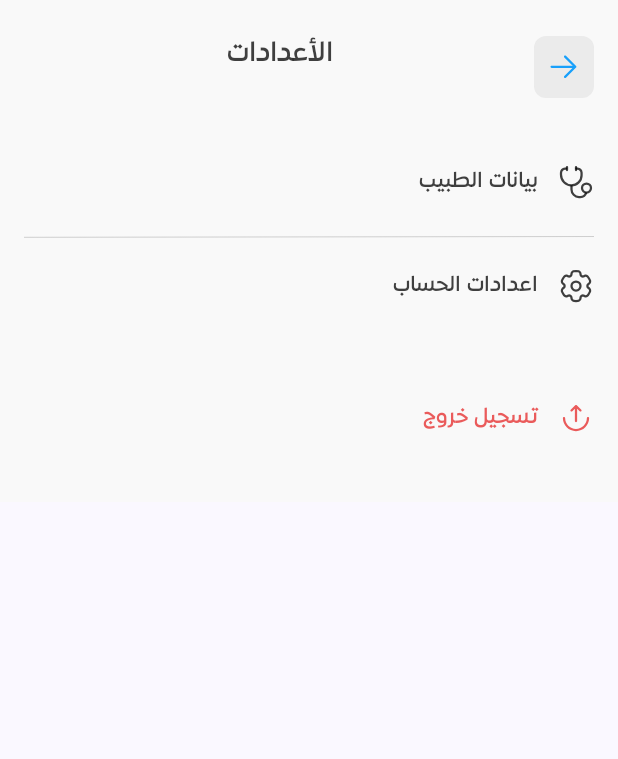
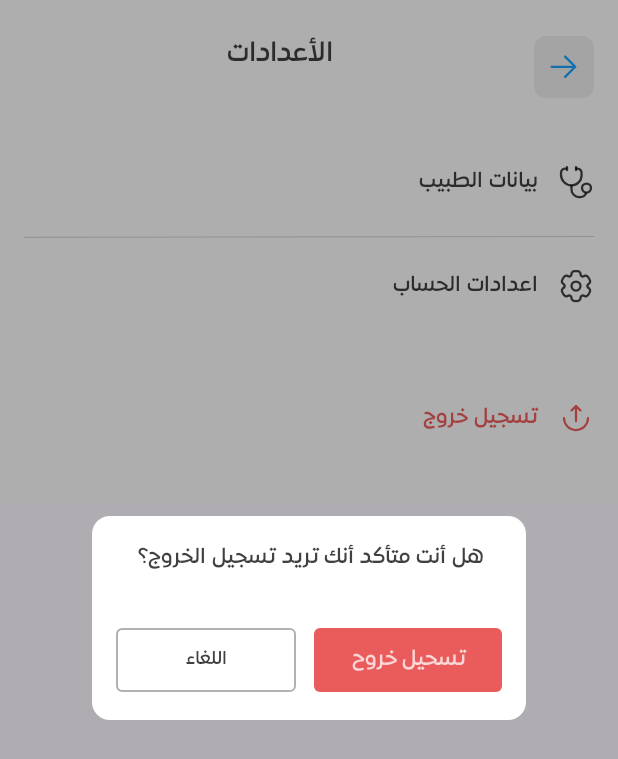
Before and after one commit to jalalcheff/MedicalApp, an Android app built with Jetpack Compose: the composable SettingsContent shown on its own in the app's theme, after a tap on "تسجيل خروج", on a phone screen of 412 x 824 dp. Shown: the top 759 px of the screen. Run offline under Robolectric (Android 15) with nearby library versions, the phone set to English and light mode, and no system bars.

Commit message:
show logout dialog when press logout

```diff
--- a/app/src/main/java/com/example/medicalapp/ui/compasible/LogOutDialog.kt
+++ b/app/src/main/java/com/example/medicalapp/ui/compasible/LogOutDialog.kt
@@ -1,18 +1,27 @@
 package com.example.medicalapp.ui.compasible
 
+import androidx.compose.foundation.background
+import androidx.compose.foundation.layout.Box
 import androidx.compose.foundation.layout.Column
 import androidx.compose.foundation.layout.Row
 import androidx.compose.foundation.layout.padding
+import androidx.compose.foundation.shape.RoundedCornerShape
+import androidx.compose.material3.Card
+import androidx.compose.material3.CardDefaults
 import androidx.compose.runtime.Composable
 import androidx.compose.ui.Alignment
 import androidx.compose.ui.Modifier
+import androidx.compose.ui.draw.clip
+import androidx.compose.ui.graphics.Color
 import androidx.compose.ui.tooling.preview.Preview
 import androidx.compose.ui.unit.dp
 
 @Composable
 fun LogOutDialog(){
+    Card(colors = CardDefaults.cardColors(Color.White)) {
         Column(
-        modifier = Modifier.padding(16.dp),
+            modifier = Modifier
+                .padding(16.dp),
             horizontalAlignment = Alignment.CenterHorizontally
         ) {
             BlackText(text = "هل أنت متأكد أنك تريد تسجيل الخروج؟", size = 14)
@@ -21,7 +30,7 @@ fun LogOutDialog(){
                 OutlinedButtonLogOut(text = "اللغاء")
                 HorizontalSpacer(space = 12)
                 LogOutButton(text = "تسحيل خروح") {
-
+                }
             }
         }
     }
--- /dev/null
+++ b/app/src/main/java/com/example/medicalapp/ui/compasible/LogutComposable.kt
@@ -0,0 +1,98 @@
+package com.example.medicalapp.ui.compasible
+
+import androidx.compose.foundation.Image
+import androidx.compose.foundation.background
+import androidx.compose.foundation.layout.Arrangement
+import androidx.compose.foundation.layout.Box
+import androidx.compose.foundation.layout.Column
+import androidx.compose.foundation.layout.Row
+import androidx.compose.foundation.layout.fillMaxHeight
+import androidx.compose.foundation.layout.fillMaxSize
+import androidx.compose.foundation.layout.fillMaxWidth
+import androidx.compose.foundation.layout.padding
+import androidx.compose.foundation.shape.RoundedCornerShape
+import androidx.compose.runtime.Composable
+import androidx.compose.ui.Alignment
+import androidx.compose.ui.Modifier
+import androidx.compose.ui.draw.alpha
+import androidx.compose.ui.draw.blur
+import androidx.compose.ui.draw.clip
+import androidx.compose.ui.draw.shadow
+import androidx.compose.ui.graphics.Color
+import androidx.compose.ui.res.painterResource
+import androidx.compose.ui.tooling.preview.Preview
+import androidx.compose.ui.unit.dp
+import androidx.compose.ui.zIndex
+import com.example.medicalapp.R
+
+@Composable
+fun LogoutComposable() {
+ /*   Box(
+        modifier = Modifier.zIndex(1f),
+        contentAlignment = Alignment.Center
+    ) {
+        LogOutDialog()
+    }*/
+    Box(
+        modifier = Modifier
+            .fillMaxSize()
+            .background(Color.Black.copy(alpha = 0.3f))
+            .zIndex(2f)
+    )
+    Column(
+        modifier = Modifier
+            .background(Color(0xFFF9F9F9))
+            .padding(horizontal = 16.dp, vertical = 24.dp)
+    ) {
+        Row(
+            horizontalArrangement = Arrangement.SpaceBetween,
+            modifier = Modifier.fillMaxWidth(),
+        ) {
+            Box {}
+            BlackText(text = "الأعدادات", size = 18)
+            MainIcons(imageUrl = R.drawable.back_svgrepo_com__1_)
+        }
+        VerticalSpacer(space = 24)
+        SettingsChoiceComponent(
+            settingChoiceText = "بيانات الطبيب",
+            settingChoiceImage = R.drawable.doctor_information,
+            onSettingsChoiceClick = {}
+        )
+        VerticalSpacer(space = 4)
+        Image(
+            painter = painterResource(id = R.drawable.line),
+            contentDescription = "line",
+            modifier = Modifier.fillMaxWidth()
+        )
+        SettingsChoiceComponent(
+            settingChoiceText = "اعدادات الحساب",
+            settingChoiceImage = R.drawable.settings,
+            onSettingsChoiceClick = {}
+        )
+        VerticalSpacer(space = 24)
+        SettingsChoiceComponent(
+            settingChoiceText = "تسجيل خروج",
+            settingChoiceImage = R.drawable.log_out,
+            onSettingsChoiceClick = {}
+        )
+    }
+}
+@Composable
+fun LogoutLayerOnLayer(){
+    Box(
+        modifier = Modifier.zIndex(1f).fillMaxSize(),
+        contentAlignment = Alignment.Center
+        ) {
+        LogOutDialog()
+    }
+    Box(modifier = Modifier.fillMaxSize()){
+        LogoutComposable()
+    }
+
+}
+
+@Composable
+@Preview(widthDp = 360, heightDp = 800)
+fun PreviewLogoutComposable() {
+    LogoutLayerOnLayer()
+}
--- a/app/src/main/java/com/example/medicalapp/ui/screen/settingsScreen/SettingsScreen.kt
+++ b/app/src/main/java/com/example/medicalapp/ui/screen/settingsScreen/SettingsScreen.kt
@@ -14,6 +14,11 @@ import androidx.compose.foundation.lazy.LazyColumn
 import androidx.compose.foundation.lazy.LazyRow
 import androidx.compose.material3.Text
 import androidx.compose.runtime.Composable
+import androidx.compose.runtime.LaunchedEffect
+import androidx.compose.runtime.getValue
+import androidx.compose.runtime.mutableStateOf
+import androidx.compose.runtime.remember
+import androidx.compose.runtime.setValue
 import androidx.compose.ui.Alignment
 import androidx.compose.ui.Modifier
 import androidx.compose.ui.graphics.Color
@@ -27,6 +32,8 @@ import com.example.medicalapp.R
 import com.example.medicalapp.ui.compasible.BlackText
 import com.example.medicalapp.ui.compasible.DateRecyclerContent
 import com.example.medicalapp.ui.compasible.HorizontalSpacer
+import com.example.medicalapp.ui.compasible.LogOutDialog
+import com.example.medicalapp.ui.compasible.LogoutLayerOnLayer
 import com.example.medicalapp.ui.compasible.MainIcons
 import com.example.medicalapp.ui.compasible.PatientQueryCard
 import com.example.medicalapp.ui.compasible.SettingsChoiceComponent
@@ -47,9 +54,6 @@ fun SettingsScreen(
         },
         onClickDoctorInformation = {
             navController.navigateToDoctorInformationScreen(viewModel.getUid())
-        },
-        onClickLogout = {
-
         }
     )
 }
@@ -58,8 +62,13 @@ fun SettingsScreen(
 fun SettingsContent(
     onClickDoctorInformation: () -> Unit,
     onClickAccountSettings: () -> Unit,
-    onClickLogout: () -> Unit,
 ) {
+    var loginDialogStatus by remember {
+        mutableStateOf(false)
+    }
+    if (loginDialogStatus)
+        LogoutLayerOnLayer()
+    else {
         Column(
             modifier = Modifier
                 .background(Color(0xFFF9F9F9))
@@ -94,13 +103,17 @@ fun SettingsContent(
             SettingsChoiceComponent(
                 settingChoiceText = "تسجيل خروج",
                 settingChoiceImage = R.drawable.log_out,
-            onSettingsChoiceClick = onClickLogout
+                onSettingsChoiceClick = {
+                    loginDialogStatus = true
+                }
             )
+
+        }
     }
 }
 
 @Preview
 @Composable
 fun PreviewSettingsScreen() {
-    SettingsContent({}, {}, {})
+    SettingsContent({}, {})
 }
```
Lines whose indentation alone changed are shown as unchanged.
